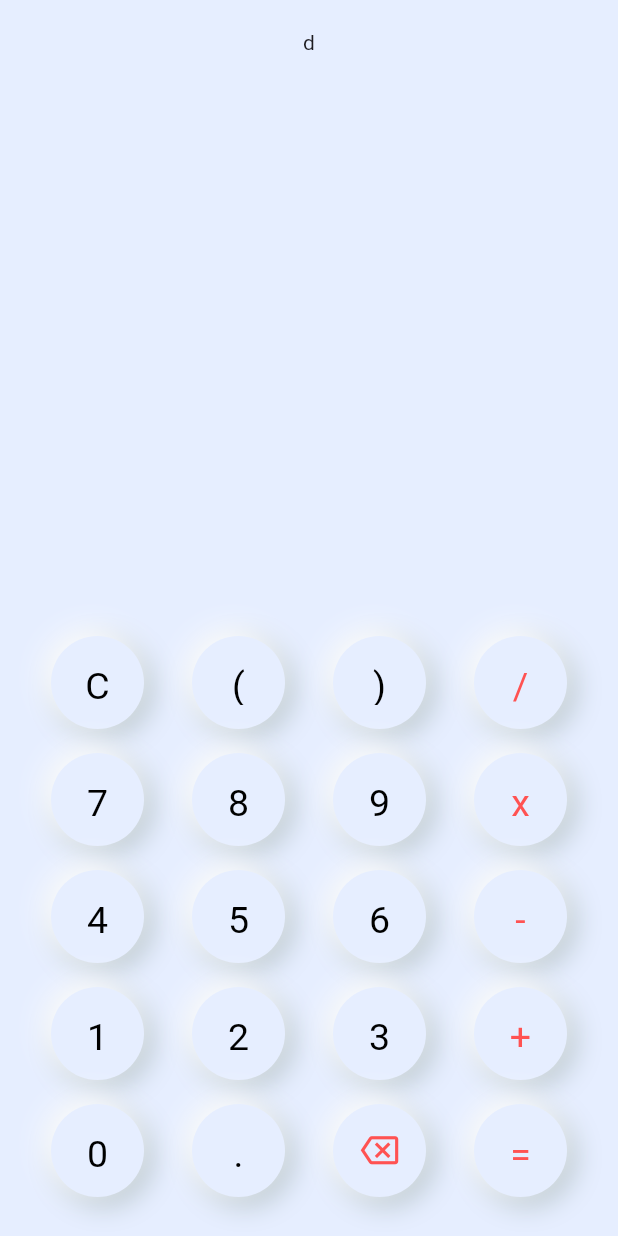
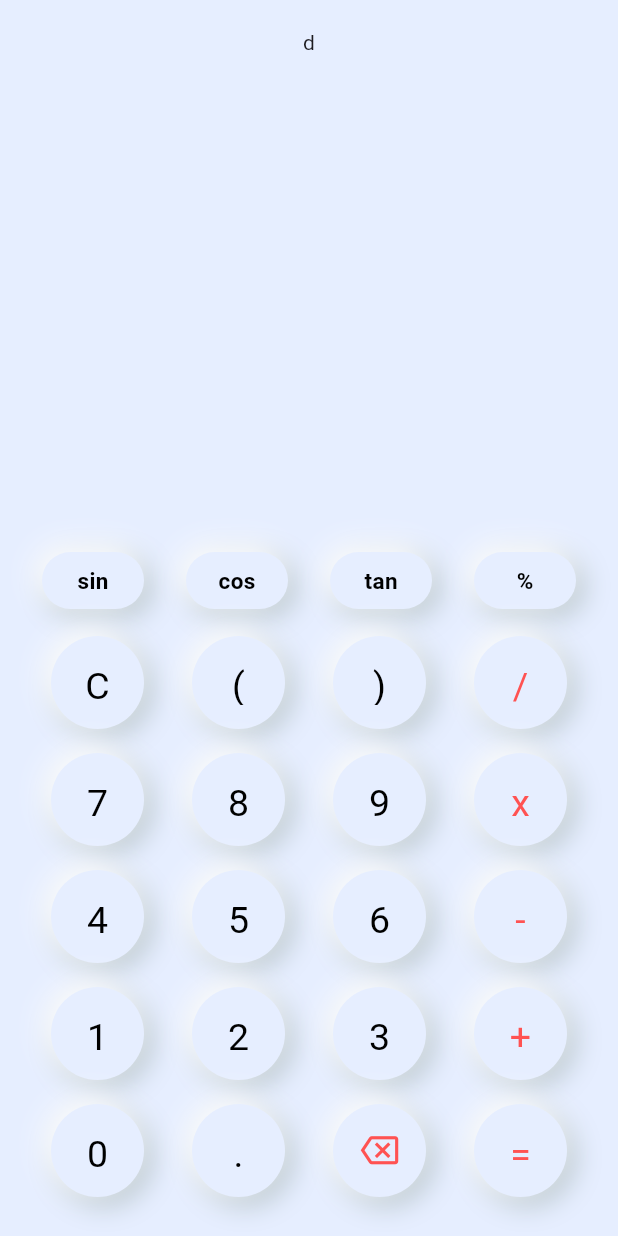
Before and after one commit to Yousef-Eldosoky/flutter-calculator, a Flutter app: the screen it shows after launch, on a phone screen of 412 x 824 dp. Run offline on Flutter 3.47's test engine with Material 3 defaults, Android fonts, the phone set to English and light mode, and no system bars.

Commit message:
add scientific operations

```diff
--- a/lib/Pages/my_home_page.dart
+++ b/lib/Pages/my_home_page.dart
@@ -1,3 +1,4 @@
+import 'package:calculator/Widgets/button_oval.dart';
 import 'package:calculator/Widgets/button_rounded.dart';
 import 'package:flutter/material.dart';
 
@@ -45,6 +46,27 @@ class _MyHomePageState extends State<MyHomePage> {
               ),
               Column(
                 children: [
+                  Row(
+                    mainAxisAlignment: MainAxisAlignment.spaceBetween,
+                    children: [
+                      ButtonOval(
+                        darkMode: darkMode,
+                        title: "sin",
+                      ),
+                      ButtonOval(
+                        darkMode: darkMode,
+                        title: "cos",
+                      ),
+                      ButtonOval(
+                        darkMode: darkMode,
+                        title: "tan",
+                      ),
+                      ButtonOval(
+                        darkMode: darkMode,
+                        title: "%",
+                      ),
+                    ],
+                  ),
                   Row(
                     mainAxisAlignment: MainAxisAlignment.spaceAround,
                     children: [
@@ -185,8 +207,6 @@ class _buttonRounded extends StatelessWidget {
       padding: const EdgeInsets.all(8.0),
       child: ButtonRounded(
         darkMode: darkMode,
-        colorLight: MyHomePage.colorLight,
-        colorDark: MyHomePage.colorDark,
         borderRadius: BorderRadius.circular(40),
         padding: const EdgeInsets.all(16),
         child: SizedBox(
--- /dev/null
+++ b/lib/Widgets/button_oval.dart
@@ -0,0 +1,42 @@
+import 'package:calculator/Widgets/button_rounded.dart';
+import 'package:flutter/material.dart';
+
+class ButtonOval extends StatelessWidget {
+  const ButtonOval({
+    super.key,
+    required this.darkMode,
+    required this.title,
+    this.padding = 17,
+  });
+
+  final bool darkMode;
+  final String title;
+  final double padding;
+
+  @override
+  Widget build(BuildContext context) {
+    return Padding(
+      padding: const EdgeInsets.all(10),
+      child: ButtonRounded(
+        darkMode: darkMode,
+        padding: EdgeInsets.symmetric(
+          horizontal: padding,
+          vertical: padding / 2,
+        ),
+        borderRadius: BorderRadius.circular(50),
+        child: SizedBox(
+          width: padding * 2,
+          child: Center(
+            child: Text(
+              title,
+              style: TextStyle(
+                  color: darkMode ? Colors.white : Colors.black,
+                  fontSize: 15,
+                  fontWeight: FontWeight.bold),
+            ),
+          ),
+        ),
+      ),
+    );
+  }
+}
--- a/lib/Widgets/button_rounded.dart
+++ b/lib/Widgets/button_rounded.dart
@@ -1,19 +1,16 @@
+import 'package:calculator/Pages/my_home_page.dart';
 import 'package:flutter/material.dart';
 
 class ButtonRounded extends StatefulWidget {
   const ButtonRounded({
     super.key,
     required this.darkMode,
-    required this.colorLight,
-    required this.colorDark,
     required this.child,
     this.borderRadius,
     this.padding,
   });
 
   final bool darkMode;
-  final Color colorLight;
-  final Color colorDark;
   final Widget child;
   final BorderRadius? borderRadius;
   final EdgeInsetsGeometry? padding;
@@ -45,7 +42,7 @@ class _ButtonRoundedState extends State<ButtonRounded> {
       child: Container(
         padding: widget.padding,
         decoration: BoxDecoration(
-          color: widget.darkMode ? widget.colorDark : widget.colorLight,
+          color: widget.darkMode ? MyHomePage.colorDark : MyHomePage.colorLight,
           borderRadius: widget.borderRadius,
           boxShadow: _isPressed
               ? null
```
Also changed, not shown: 1 other file.
